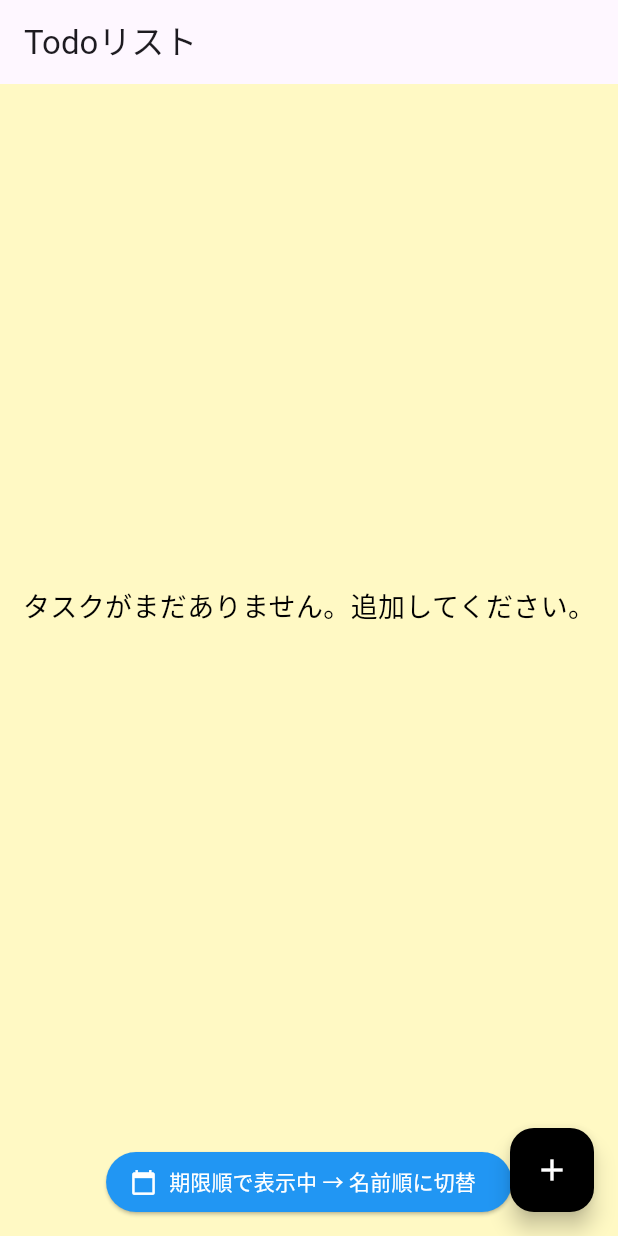
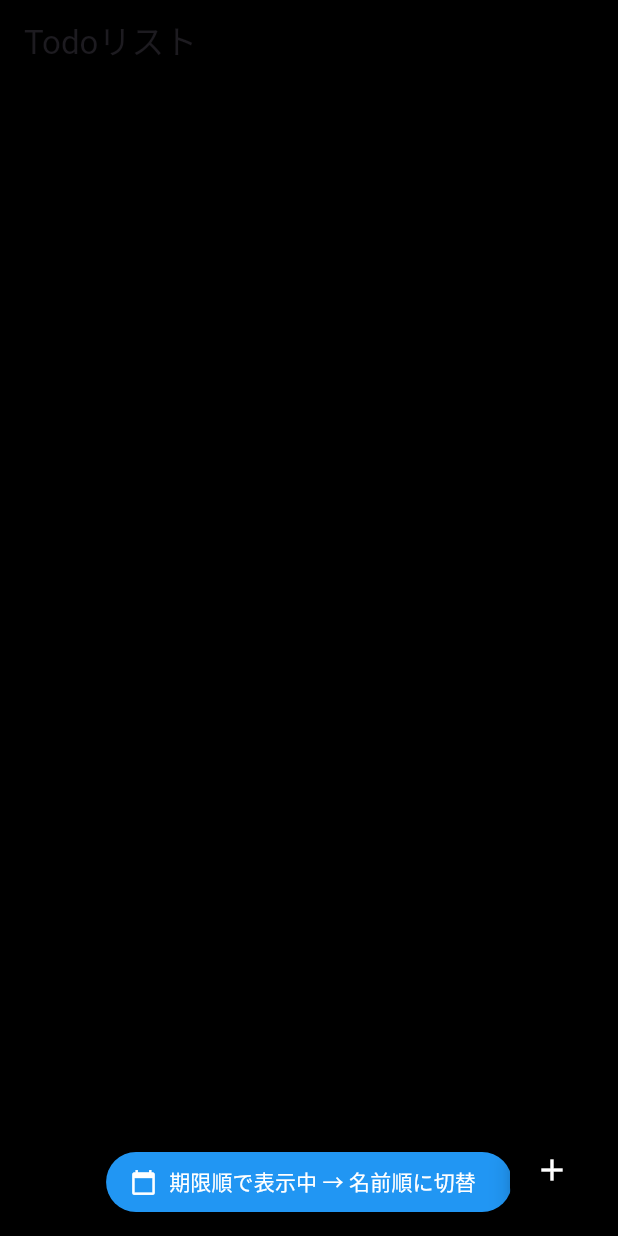
Before and after one commit to ebuchi-haruki/git-test1, a Flutter app: the screen it shows after launch, on a phone screen of 412 x 824 dp. Run offline on Flutter 3.47's test engine with Material 3 defaults, Android fonts, the phone set to English and light mode, and no system bars.

Commit message:
テストのための変更

```diff
--- a/lib/main.dart
+++ b/lib/main.dart
@@ -172,8 +172,9 @@ class _TodoListScreenState extends State<TodoListScreen> {
     return Scaffold(
       appBar: AppBar(
         title: const Text('Todoリスト'),
+        backgroundColor: Colors.black,
       ),
-      backgroundColor: Colors.yellow[100],
+      backgroundColor: Colors.black,
       body: Column(
         children: [
           Expanded(child: _buildTodoList()),
@@ -185,11 +186,13 @@ class _TodoListScreenState extends State<TodoListScreen> {
                 _sortMode == SortMode.dueDate
                     ? Icons.calendar_today
                     : Icons.sort_by_alpha,
+                    color: Colors.white,
               ),
               label: Text(
                 _sortMode == SortMode.dueDate
                     ? '期限順で表示中 → 名前順に切替'
                     : '名前順で表示中 → 期限順に切替',
+                    style: const TextStyle(color: Colors.white),
               ),
               style: ElevatedButton.styleFrom(
                 backgroundColor: Colors.blue,
```
